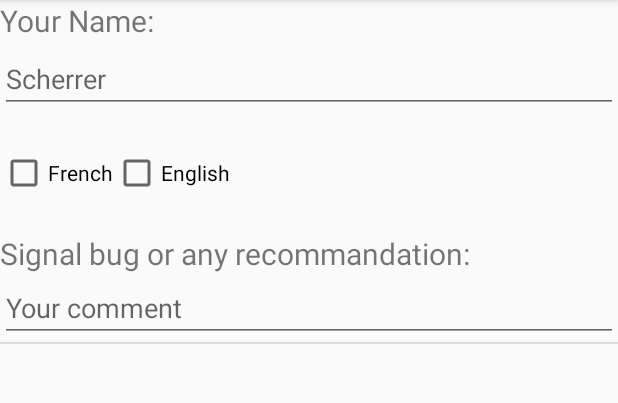
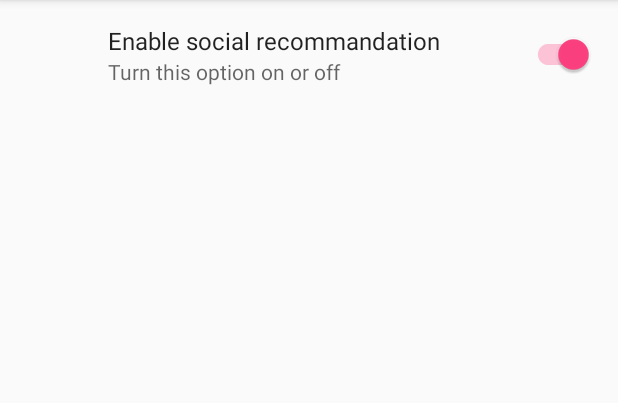
Before and after one commit to tsabs/MyFunBox, an Android app: the fragment SettingsFragment shown on its own in the app's theme, on a phone screen of 412 x 824 dp, the part 84-487 px from its top. Run offline under Robolectric (Android 15) with nearby library versions, the phone set to English and light mode, and no system bars; our stand-ins replace androidx.preference.

Commit message:
Change last xml view to make a properly preference settings but there is still work to do before finishing

```diff
--- a/MyFunBox/app/build.gradle
+++ b/MyFunBox/app/build.gradle
@@ -33,6 +33,7 @@ dependencies {
     testCompile 'junit:junit:4.12'
     compile "org.jetbrains.kotlin:kotlin-stdlib-jre7:$kotlin_version"
     compile "org.jetbrains.anko:anko-commons:$anko_version"
+    compile 'com.android.support:preference-v7:26.+'
 }
 repositories {
     mavenCentral()
--- a/MyFunBox/app/src/main/java/com/example/bst/myfunbox/adapter/MyAdapterS.kt
+++ b/MyFunBox/app/src/main/java/com/example/bst/myfunbox/adapter/MyAdapterS.kt
@@ -4,10 +4,7 @@ import android.content.Context
 import android.view.LayoutInflater
 import android.view.View
 import android.view.ViewGroup
-import android.widget.BaseAdapter
-import android.widget.EditText
-import android.widget.Switch
-import android.widget.TextView
+import android.widget.*
 import com.example.bst.myfunbox.R
 import com.example.bst.myfunbox.model.Settings
 import org.jetbrains.anko.find
@@ -17,8 +14,8 @@ class MyAdapterS(val context : WeakReference<Context>, val elems: ArrayList<Sett
     override fun getView(position: Int, view: View?, container: ViewGroup?): View {
         val root = LayoutInflater.from(context.get()).inflate(R.layout.setting_view, container, false)
 
-        root.findViewById<TextView>(R.id.name)
-        root.findViewById<Switch>(R.id.raw)
+        root.findViewById<TextView>(R.id.editName)
+        root.findViewById<Spinner>(R.id.language)
         root.findViewById<EditText>(R.id.comment)
 
         return root
--- a/MyFunBox/app/src/main/java/com/example/bst/myfunbox/fragment/AsterixFragment.kt
+++ b/MyFunBox/app/src/main/java/com/example/bst/myfunbox/fragment/AsterixFragment.kt
@@ -41,11 +41,9 @@ class AsterixFragment : Fragment() {
     override fun onViewCreated(view: View?, savedInstanceState: Bundle?) {
         super.onViewCreated(view, savedInstanceState)
 
-
-
         val list : ArrayList<Citation> = arrayListOf()
-        list.add(Citation("C'est quoi cette porte au plafond ,!"))
-        list.add(Citation("Another citation !"))
+        list.add(Citation("C'est quoi cette porte au plafond ?!", R.raw.rr1))
+        list.add(Citation("Another citation !",1))
 //        list.add(Citation(buttonA.setText("C'est quoi cette porte au plafond")))
 
 
--- a/MyFunBox/app/src/main/java/com/example/bst/myfunbox/fragment/SettingsFragment.kt
+++ b/MyFunBox/app/src/main/java/com/example/bst/myfunbox/fragment/SettingsFragment.kt
@@ -1,14 +1,16 @@
 package com.example.bst.myfunbox.fragment
 
 
+import android.support.v4.app.Fragment
 import android.os.Bundle
-import android.support.v4.app.Fragment
-import android.content.Context
-import android.util.Log
+import android.preference.PreferenceFragment
+import android.support.v7.preference.PreferenceFragmentCompat
 import android.view.LayoutInflater
 import android.view.View
 import android.view.ViewGroup
+import android.widget.FrameLayout
 import android.widget.ListView
+import android.widget.TextView
 
 import com.example.bst.myfunbox.R
 import com.example.bst.myfunbox.adapter.MyAdapterS
@@ -16,27 +18,21 @@ import com.example.bst.myfunbox.model.Settings
 import java.lang.ref.WeakReference
 
 
-/**
- * A simple [Fragment] subclass.
- */
-class SettingsFragment : Fragment() {
+class SettingsFragment : PreferenceFragmentCompat() {
 
 
-
-    override fun onCreateView(inflater: LayoutInflater?, container: ViewGroup?, savedInstanceState: Bundle?): View {
-        val root = inflater!!.inflate(R.layout.fragment_settings, container, false)
-
-
-        return root
+    override fun onCreatePreferences(savedInstanceState: Bundle?, rootKey: String?) {
+        setPreferencesFromResource(R.xml.preference_settings, rootKey)
     }
 
-    override fun onViewCreated(view: View?, savedInstanceState: Bundle?) {
-        super.onViewCreated(view, savedInstanceState)
-
-        val list: ArrayList<Settings> = arrayListOf()
-        list.add(Settings("Scherrer", true, "Il y a un problème sur le bouton 5 dans la section rick"))
-
-        view!!.findViewById<ListView>(R.id.listView).adapter = MyAdapterS(WeakReference(context), list)
-    }
-
+//    override fun onCreateView(inflater: LayoutInflater?, container: ViewGroup?, savedInstanceState: Bundle?): View {
+////        val root = inflater!!.inflate(R.layout.fragment_settings, container, false)
+////
+////
+////        return root
+//
+//        val tv = TextView(activity)
+//        tv.setText(R.string.hello_blank_fragment)
+//        return tv
+//    }
 }
--- a/MyFunBox/app/src/main/java/com/example/bst/myfunbox/model/Citation.kt
+++ b/MyFunBox/app/src/main/java/com/example/bst/myfunbox/model/Citation.kt
@@ -1,4 +1,4 @@
 package com.example.bst.myfunbox.model
 
 
-data class Citation(val description: String)
+data class Citation(val description: String, val rawValue : Int)
--- a/MyFunBox/app/src/main/res/layout/setting_view.xml
+++ b/MyFunBox/app/src/main/res/layout/setting_view.xml
@@ -17,25 +17,13 @@
         android:layout_width="match_parent"
         android:layout_height="wrap_content"
         android:hint="Scherrer"/>
-    <LinearLayout
+
+
+    <Spinner
+        android:id="@+id/language"
         android:layout_width="match_parent"
-        android:layout_height="80dp"
-        android:orientation="horizontal">
+        android:layout_height="80dp"/>
 
-        <CheckBox
-            android:id="@+id/raw"
-            android:text="French"
-            android:layout_width="wrap_content"
-            android:layout_height="match_parent"
-            />
-
-        <CheckBox
-            android:id="@+id/raw2"
-            android:text="English"
-            android:layout_width="wrap_content"
-            android:layout_height="match_parent" />
-
-    </LinearLayout>
 
     <TextView
         android:layout_width="match_parent"
--- a/MyFunBox/app/src/main/res/values/styles.xml
+++ b/MyFunBox/app/src/main/res/values/styles.xml
@@ -6,6 +6,7 @@
         <item name="colorPrimary">@color/colorPrimary</item>
         <item name="colorPrimaryDark">@color/colorPrimaryDark</item>
         <item name="colorAccent">@color/colorAccent</item>
+        <item name="preferenceTheme">@style/PreferenceThemeOverlay</item>
     </style>
 
     <style name="AppTheme.NoActionBar">
--- /dev/null
+++ b/MyFunBox/app/src/main/res/xml/automotive_app_desc.xml
@@ -0,0 +1,4 @@
+<?xml version="1.0" encoding="utf-8"?>
+<automotiveApp>
+    <uses name="media" />
+</automotiveApp>
--- /dev/null
+++ b/MyFunBox/app/src/main/res/xml/preference_settings.xml
@@ -0,0 +1,11 @@
+<?xml version="1.0" encoding="utf-8"?>
+<PreferenceScreen
+    xmlns:android="http://schemas.android.com/apk/res/android">
+
+
+    <android.support.v7.preference.SwitchPreferenceCompat
+        android:defaultValue="true"
+        android:key="switch_recommand"
+        android:title="Enable social recommandation"
+        android:summary="Turn this option on or off"/>
+</PreferenceScreen>
```
Also changed, not shown: MyFunBox/app/src/main/AndroidManifest.xml (+22 -0 lines), MyFunBox/app/src/main/java/com/example/bst/myfunbox/MainActivity.kt (+9 -1 lines), MyFunBox/app/src/main/java/com/example/bst/myfunbox/SettingsActivity.kt (added, +23 -0 lines), MyFunBox/app/src/main/java/com/example/bst/myfunbox/adapter/MyAdapterA.kt (+11 -4 lines), MyFunBox/app/src/main/java/com/example/bst/myfunbox/adapter/MyAdapterR.kt (+19 -5 lines), MyFunBox/app/src/main/java/com/example/bst/myfunbox/delegate/DelegatesExtensions.kt (added, +65 -0 lines), MyFunBox/app/src/main/java/com/example/bst/myfunbox/fragment/RickFragment.kt (+6 -3 lines), MyFunBox/app/src/main/java/com/example/bst/myfunbox/service/MyService.kt (added, +44 -0 lines), MyFunBox/app/src/main/java/com/example/bst/myfunbox/service/MyServices.java (added, +41 -0 lines), 1 other file.
